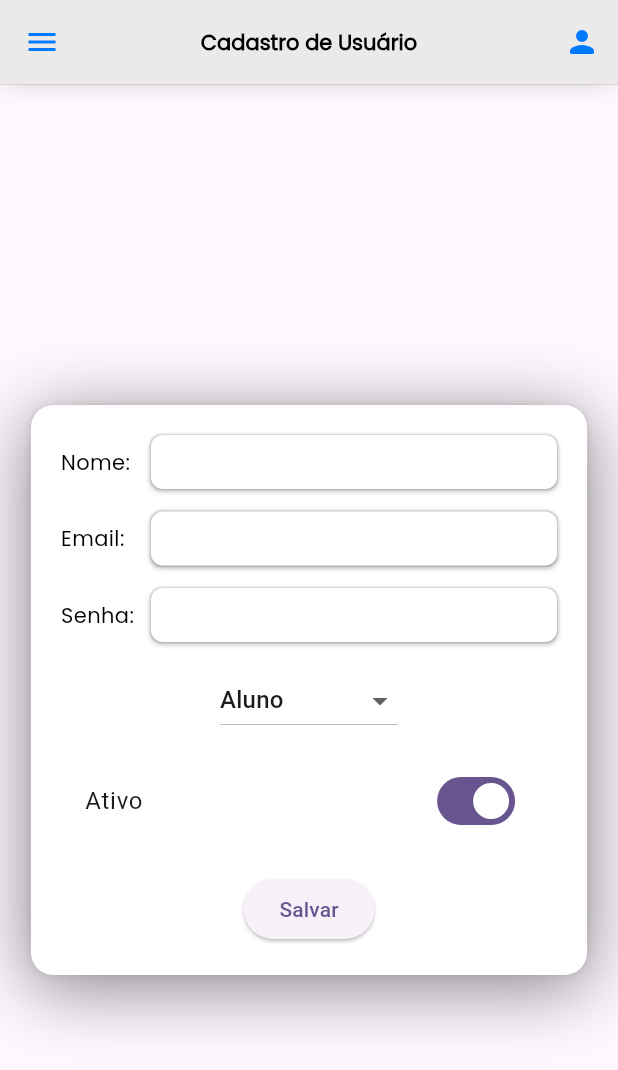
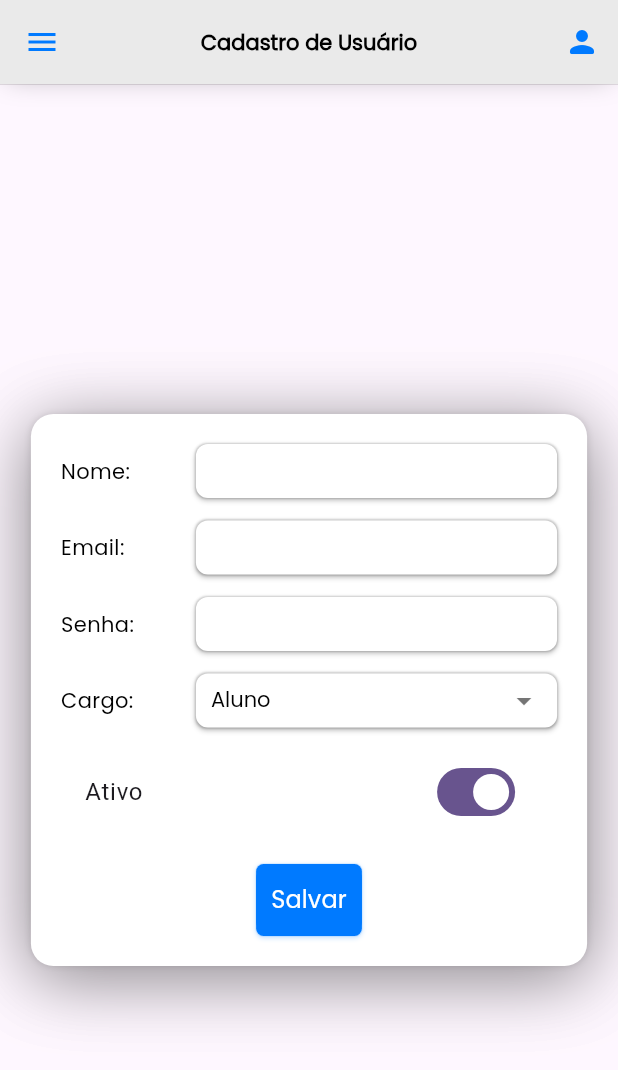
Before and after one commit to NutriClin/nutriclin, a Flutter app: the UsuarioDetalhe screen opened directly, on a phone screen of 412 x 824 dp. Shown: the top 1070 px of the screen. Run offline on Flutter 3.47's test engine with Material 3 defaults, Android fonts, the phone set to English and light mode, and no system bars; our stand-ins replace cloud_firestore, firebase_auth, firebase_core, flutter_svg; accounts and stored records are empty; statements that could not run were skipped.

Commit message:
feat: customizacao dropdown

```diff
--- /dev/null
+++ b/nutri_app/lib/components/custom_dropdown.dart
@@ -0,0 +1,84 @@
+import 'package:flutter/material.dart';
+
+class CustomDropdown extends StatelessWidget {
+  final String label;
+  final List<String> items;
+  final String value;
+  final ValueChanged<String?> onChanged;
+  final double width;
+
+  const CustomDropdown({
+    super.key,
+    required this.label,
+    required this.items,
+    required this.value,
+    required this.onChanged,
+    required this.width,
+  });
+
+  @override
+  Widget build(BuildContext context) {
+    return IntrinsicHeight(
+      child: Row(
+        crossAxisAlignment: CrossAxisAlignment.center,
+        children: [
+          SizedBox(
+            width: width,
+            child: Text(
+              label,
+              style: const TextStyle(
+                color: Colors.black,
+                fontSize: 14,
+                fontFamily: 'Poppins',
+              ),
+            ),
+          ),
+          const SizedBox(width: 10),
+          Expanded(
+            child: Container(
+              height: 36,
+              padding: const EdgeInsets.symmetric(horizontal: 10),
+              decoration: BoxDecoration(
+                color: Colors.white,
+                borderRadius: BorderRadius.circular(8),
+                boxShadow: [
+                  BoxShadow(
+                    color: Colors.black.withOpacity(0.2),
+                    offset: const Offset(0, 2),
+                    blurRadius: 2.5,
+                  ),
+                  BoxShadow(
+                    color: Colors.black.withOpacity(0.2),
+                    offset: Offset.zero,
+                    blurRadius: 0.5,
+                    spreadRadius: 0.5,
+                  ),
+                ],
+              ),
+              child: DropdownButtonHideUnderline(
+                child: DropdownButton<String>(
+                  value: value,
+                  isExpanded: true,
+                  icon: const Icon(Icons.arrow_drop_down, color: Colors.black54),
+                  style: const TextStyle(
+                    fontSize: 14,
+                    fontWeight: FontWeight.w500,
+                    fontFamily: 'Poppins',
+                    color: Colors.black,
+                  ),
+                  onChanged: onChanged,
+                  items: items
+                      .map((item) => DropdownMenuItem(
+                            value: item,
+                            child: Text(item),
+                          ))
+                      .toList(),
+                ),
+              ),
+            ),
+          ),
+        ],
+      ),
+    );
+  }
+}
--- a/nutri_app/lib/pages/usuario_detalhe.dart
+++ b/nutri_app/lib/pages/usuario_detalhe.dart
@@ -3,7 +3,9 @@ import 'package:firebase_auth/firebase_auth.dart';
 import 'package:flutter/material.dart';
 import 'package:nutri_app/components/custom_appbar.dart';
 import 'package:nutri_app/components/custom_card.dart';
+import 'package:nutri_app/components/custom_dropdown.dart';
 import 'package:nutri_app/components/custom_input.dart';
+import 'package:nutri_app/components/custom_button.dart';
 
 class UsuarioDetalhe extends StatefulWidget {
   final String? idUsuario;
@@ -20,10 +22,10 @@ class _UsuarioDetalheState extends State<UsuarioDetalhe> {
   final TextEditingController nomeController = TextEditingController();
   final TextEditingController emailController = TextEditingController();
   final TextEditingController senhaController = TextEditingController();
-  String _tipoUsuario = 'Aluno'; // Padrão para novo usuário
-  bool _ativo = true; // Estado inicial para usuários ativos
+  String _tipoUsuario = 'Aluno';
+  bool _ativo = true;
 
-  bool _isEditMode = false; // Define se é edição ou criação
+  bool _isEditMode = false;
 
   @override
   void initState() {
@@ -70,7 +72,6 @@ class _UsuarioDetalheState extends State<UsuarioDetalhe> {
       }
 
       if (_isEditMode) {
-        // Atualizar usuário existente
         await _firestore.collection('usuarios').doc(widget.idUsuario).update({
           'nome': nomeController.text,
           'email': emailController.text,
@@ -82,7 +83,6 @@ class _UsuarioDetalheState extends State<UsuarioDetalhe> {
           const SnackBar(content: Text('Usuário atualizado com sucesso!')),
         );
       } else {
-        // Criar novo usuário
         UserCredential userCredential =
             await _auth.createUserWithEmailAndPassword(
           email: emailController.text,
@@ -104,7 +104,6 @@ class _UsuarioDetalheState extends State<UsuarioDetalhe> {
           const SnackBar(content: Text('Usuário cadastrado com sucesso!')),
         );
 
-        // Limpa os campos após o cadastro
         nomeController.clear();
         emailController.clear();
         senhaController.clear();
@@ -142,38 +141,36 @@ class _UsuarioDetalheState extends State<UsuarioDetalhe> {
                           children: [
                             CustomInput(
                               label: 'Nome:',
-                              width: 50,
+                              width: 80,
                               controller: nomeController,
                             ),
                             const SizedBox(height: 15),
                             CustomInput(
                               label: 'Email:',
-                              width: 50,
+                              width: 80,
                               controller: emailController,
-                              enabled:
-                                  !_isEditMode, // Desabilita edição do email ao editar
+                              enabled: !_isEditMode,
                             ),
                             if (!_isEditMode) ...[
                               const SizedBox(height: 15),
                               CustomInput(
                                 label: 'Senha:',
-                                width: 50,
+                                width: 80,
                                 controller: senhaController,
                                 obscureText: true,
                               ),
                             ],
                             const SizedBox(height: 15),
-                            DropdownButton<String>(
+                            CustomDropdown(
+                              label: 'Cargo:',
                               value: _tipoUsuario,
-                              items: ['Aluno', 'Professor', 'Coordenador']
-                                  .map((tipo) => DropdownMenuItem(
-                                      value: tipo, child: Text(tipo)))
-                                  .toList(),
+                              items: ['Aluno', 'Professor', 'Coordenador'],
                               onChanged: (valor) {
                                 setState(() {
                                   _tipoUsuario = valor!;
                                 });
                               },
+                              width: 80,
                             ),
                             const SizedBox(height: 15),
                             SwitchListTile(
@@ -186,9 +183,9 @@ class _UsuarioDetalheState extends State<UsuarioDetalhe> {
                               },
                             ),
                             const SizedBox(height: 20),
-                            ElevatedButton(
+                            CustomButton(
+                              text: _isEditMode ? 'Atualizar' : 'Salvar',
                               onPressed: _salvarUsuario,
-                              child: Text(_isEditMode ? 'Atualizar' : 'Salvar'),
                             ),
                           ],
                         ),
```
